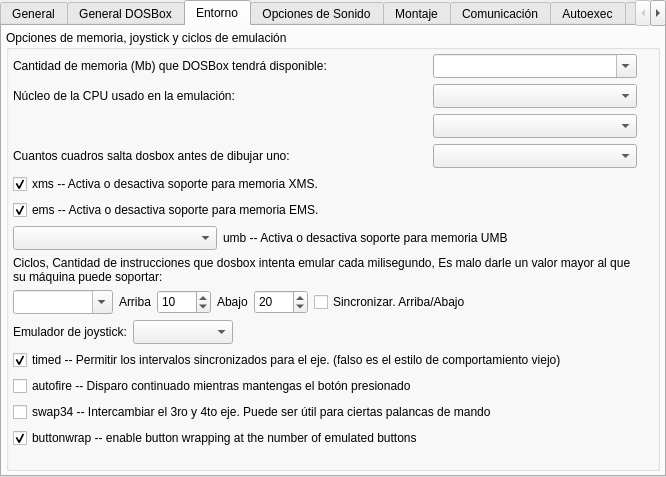
Monthy/gr-lida, file ui/addedit_dosbox.ui: the form before one commit.
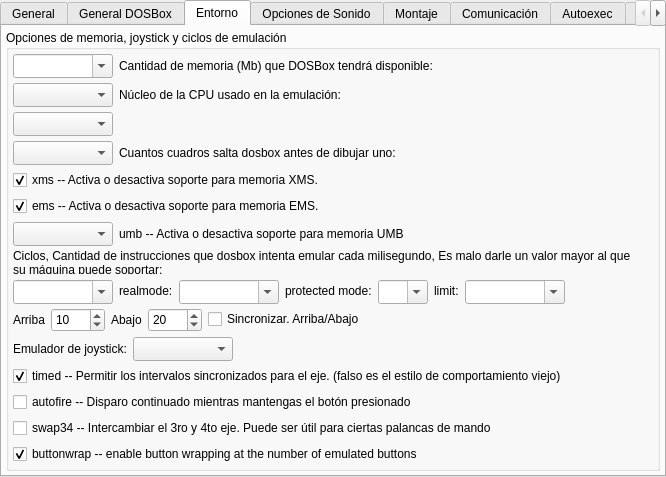
The form after the commit. The open tabs and pages were chosen to show the change. Icons and pictures are not drawn.

Commit message: Añadida las nuevas opciones de cpu_cycles del DOSBox.

```diff
--- a/ui/addedit_dosbox.ui
+++ b/ui/addedit_dosbox.ui
@@ -634,7 +634,23 @@
        </property>
        <item>
         <layout class="QGridLayout" name="gridLayout_3">
-         <item row="0" column="0" colspan="2">
+         <item row="0" column="0">
+          <widget class="QComboBox" name="cbxDbx_dosbox_memsize">
+           <property name="minimumSize">
+            <size>
+             <width>100</width>
+             <height>24</height>
+            </size>
+           </property>
+           <property name="editable">
+            <bool>true</bool>
+           </property>
+           <property name="currentIndex">
+            <number>-1</number>
+           </property>
+          </widget>
+         </item>
+         <item row="0" column="1" colspan="8">
           <widget class="QLabel" name="lb_Dbx_15">
            <property name="text">
             <string>Cantidad de memoria (Mb) que DOSBox tendrá disponible:</string>
@@ -644,23 +660,20 @@
            </property>
           </widget>
          </item>
-         <item row="0" column="2">
-          <widget class="QComboBox" name="cbxDbx_dosbox_memsize">
+         <item row="1" column="0">
+          <widget class="QComboBox" name="cbxDbx_cpu_core">
            <property name="minimumSize">
             <size>
-             <width>0</width>
+             <width>100</width>
              <height>24</height>
             </size>
            </property>
-           <property name="editable">
-            <bool>true</bool>
-           </property>
            <property name="currentIndex">
             <number>-1</number>
            </property>
           </widget>
          </item>
-         <item row="1" column="0" colspan="2">
+         <item row="1" column="1" colspan="8">
           <widget class="QLabel" name="lb_Dbx_16">
            <property name="text">
             <string>Núcleo de la CPU usado en la emulación:</string>
@@ -670,11 +683,24 @@
            </property>
           </widget>
          </item>
-         <item row="1" column="2">
-          <widget class="QComboBox" name="cbxDbx_cpu_core">
+         <item row="2" column="0">
+          <widget class="QComboBox" name="cbxDbx_cpu_cputype">
            <property name="minimumSize">
             <size>
-             <width>0</width>
+             <width>100</width>
+             <height>24</height>
+            </size>
+           </property>
+          </widget>
+         </item>
+         <item row="2" column="1" colspan="8">
+          <widget class="QLabel" name="lb_Dbx_66"/>
+         </item>
+         <item row="3" column="0">
+          <widget class="QComboBox" name="cbxDbx_render_frameskip">
+           <property name="minimumSize">
+            <size>
+             <width>100</width>
              <height>24</height>
             </size>
            </property>
@@ -683,7 +709,7 @@
            </property>
           </widget>
          </item>
-         <item row="3" column="0" colspan="2">
+         <item row="3" column="1" colspan="8">
           <widget class="QLabel" name="lb_Dbx_17">
            <property name="text">
             <string>Cuantos cuadros salta dosbox antes de dibujar uno:</string>
@@ -693,20 +719,7 @@
            </property>
           </widget>
          </item>
-         <item row="3" column="2">
-          <widget class="QComboBox" name="cbxDbx_render_frameskip">
-           <property name="minimumSize">
-            <size>
-             <width>0</width>
-             <height>24</height>
-            </size>
-           </property>
-           <property name="currentIndex">
-            <number>-1</number>
-           </property>
-          </widget>
-         </item>
-         <item row="4" column="0" colspan="3">
+         <item row="4" column="0" colspan="9">
           <widget class="QCheckBox" name="chkDbx_dos_xms">
            <property name="text">
             <string>xms -- Activa o desactiva soporte para memoria XMS.</string>
@@ -716,7 +729,7 @@
            </property>
           </widget>
          </item>
-         <item row="5" column="0" colspan="3">
+         <item row="5" column="0" colspan="9">
           <widget class="QCheckBox" name="chkDbx_dos_ems">
            <property name="text">
             <string>ems -- Activa o desactiva soporte para memoria EMS.</string>
@@ -734,46 +747,112 @@
              <height>24</height>
             </size>
            </property>
+           <property name="maximumSize">
+            <size>
+             <width>100</width>
+             <height>16777215</height>
+            </size>
+           </property>
           </widget>
          </item>
-         <item row="6" column="1" colspan="2">
+         <item row="6" column="1" colspan="8">
           <widget class="QLabel" name="lb_Dbx_18">
            <property name="text">
             <string>umb -- Activa o desactiva soporte para memoria UMB</string>
            </property>
           </widget>
          </item>
-         <item row="7" column="0" colspan="3">
-          <widget class="QLabel" name="lb_Dbx_19">
+         <item row="8" column="1" colspan="2">
+          <widget class="QLabel" name="lb_Dbx_67">
            <property name="text">
-            <string>Ciclos, Cantidad de instrucciones que dosbox intenta emular cada milisegundo, Es malo darle un valor mayor al que su máquina puede soportar:</string>
+            <string>realmode:</string>
            </property>
-           <property name="wordWrap">
+          </widget>
+         </item>
+         <item row="8" column="0">
+          <widget class="QComboBox" name="cbxDbx_cpu_cycles">
+           <property name="minimumSize">
+            <size>
+             <width>100</width>
+             <height>24</height>
+            </size>
+           </property>
+           <property name="editable">
             <bool>true</bool>
            </property>
           </widget>
          </item>
-         <item row="8" column="0" colspan="3">
+         <item row="8" column="3">
+          <widget class="QComboBox" name="cbxDbx_cpu_cycles_realmode">
+           <property name="minimumSize">
+            <size>
+             <width>100</width>
+             <height>24</height>
+            </size>
+           </property>
+           <property name="editable">
+            <bool>true</bool>
+           </property>
+          </widget>
+         </item>
+         <item row="8" column="4">
+          <widget class="QLabel" name="lb_Dbx_68">
+           <property name="text">
+            <string>protected mode:</string>
+           </property>
+          </widget>
+         </item>
+         <item row="8" column="5">
+          <widget class="QComboBox" name="cbxDbx_cpu_cycles_protmode">
+           <property name="minimumSize">
+            <size>
+             <width>50</width>
+             <height>24</height>
+            </size>
+           </property>
+           <property name="editable">
+            <bool>true</bool>
+           </property>
+           <property name="currentIndex">
+            <number>-1</number>
+           </property>
+          </widget>
+         </item>
+         <item row="8" column="6">
+          <widget class="QLabel" name="lb_Dbx_69">
+           <property name="text">
+            <string>limit:</string>
+           </property>
+          </widget>
+         </item>
+         <item row="8" column="7">
+          <widget class="QComboBox" name="cbxDbx_cpu_cycles_limitmode">
+           <property name="minimumSize">
+            <size>
+             <width>100</width>
+             <height>24</height>
+            </size>
+           </property>
+           <property name="editable">
+            <bool>true</bool>
+           </property>
+          </widget>
+         </item>
+         <item row="8" column="8">
+          <spacer name="horizontalSpacer_5">
+           <property name="orientation">
+            <enum>Qt::Horizontal</enum>
+           </property>
+           <property name="sizeHint" stdset="0">
+            <size>
+             <width>128</width>
+             <height>20</height>
+            </size>
+           </property>
+          </spacer>
+         </item>
+         <item row="9" column="0" colspan="9">
           <layout class="QHBoxLayout" name="horizontalLayout">
-           <item>
-            <widget class="QComboBox" name="cbxDbx_cpu_cycles">
-             <property name="minimumSize">
-              <size>
-               <width>100</width>
-               <height>24</height>
-              </size>
-             </property>
-             <property name="editable">
-              <bool>true</bool>
-             </property>
-             <property name="currentIndex">
-              <number>-1</number>
-             </property>
-             <property name="maxVisibleItems">
-              <number>7</number>
-             </property>
-            </widget>
-           </item>
            <item>
             <widget class="QLabel" name="lb_Dbx_20">
              <property name="text">
@@ -842,7 +921,7 @@
            </item>
           </layout>
          </item>
-         <item row="9" column="0" colspan="3">
+         <item row="10" column="0" colspan="9">
           <layout class="QHBoxLayout" name="horizontalLayout_2">
            <item>
             <widget class="QLabel" name="lb_Dbx_22">
@@ -882,7 +961,7 @@
            </item>
           </layout>
          </item>
-         <item row="10" column="0" colspan="3">
+         <item row="11" column="0" colspan="9">
           <widget class="QCheckBox" name="chkDbx_joystick_timed">
            <property name="text">
             <string>timed -- Permitir los intervalos sincronizados para el eje. (falso es el estilo de comportamiento viejo)</string>
@@ -892,21 +971,21 @@
            </property>
           </widget>
          </item>
-         <item row="11" column="0" colspan="3">
+         <item row="12" column="0" colspan="9">
           <widget class="QCheckBox" name="chkDbx_joystick_autofire">
            <property name="text">
             <string>autofire -- Disparo continuado mientras mantengas el botón presionado</string>
            </property>
           </widget>
          </item>
-         <item row="12" column="0" colspan="3">
+         <item row="13" column="0" colspan="9">
           <widget class="QCheckBox" name="chkDbx_joystick_swap34">
            <property name="text">
             <string>swap34 -- Intercambiar el 3ro y 4to eje. Puede ser útil para ciertas palancas de mando</string>
            </property>
           </widget>
          </item>
-         <item row="13" column="0" colspan="3">
+         <item row="14" column="0" colspan="9">
           <widget class="QCheckBox" name="chkDbx_joystick_buttonwrap">
            <property name="text">
             <string>buttonwrap -- enable button wrapping at the number of emulated buttons</string>
@@ -916,31 +995,31 @@
            </property>
           </widget>
          </item>
-         <item row="2" column="2">
-          <widget class="QComboBox" name="cbxDbx_cpu_cputype">
-           <property name="minimumSize">
+         <item row="15" column="0">
+          <spacer name="verticalSpacer_3">
+           <property name="orientation">
+            <enum>Qt::Vertical</enum>
+           </property>
+           <property name="sizeHint" stdset="0">
             <size>
-             <width>0</width>
-             <height>24</height>
+             <width>20</width>
+             <height>48</height>
             </size>
            </property>
+          </spacer>
+         </item>
+         <item row="7" column="0" colspan="9">
+          <widget class="QLabel" name="lb_Dbx_19">
+           <property name="text">
+            <string>Ciclos, Cantidad de instrucciones que dosbox intenta emular cada milisegundo, Es malo darle un valor mayor al que su máquina puede soportar:</string>
+           </property>
+           <property name="wordWrap">
+            <bool>true</bool>
+           </property>
           </widget>
          </item>
         </layout>
        </item>
-       <item>
-        <spacer name="verticalSpacer_3">
-         <property name="orientation">
-          <enum>Qt::Vertical</enum>
-         </property>
-         <property name="sizeHint" stdset="0">
-          <size>
-           <width>20</width>
-           <height>48</height>
-          </size>
-         </property>
-        </spacer>
-       </item>
       </layout>
      </widget>
     </item>
```
Left out of the diff: 147 changed lines with no effect on the pictures. The commit also changes 5 other files.
